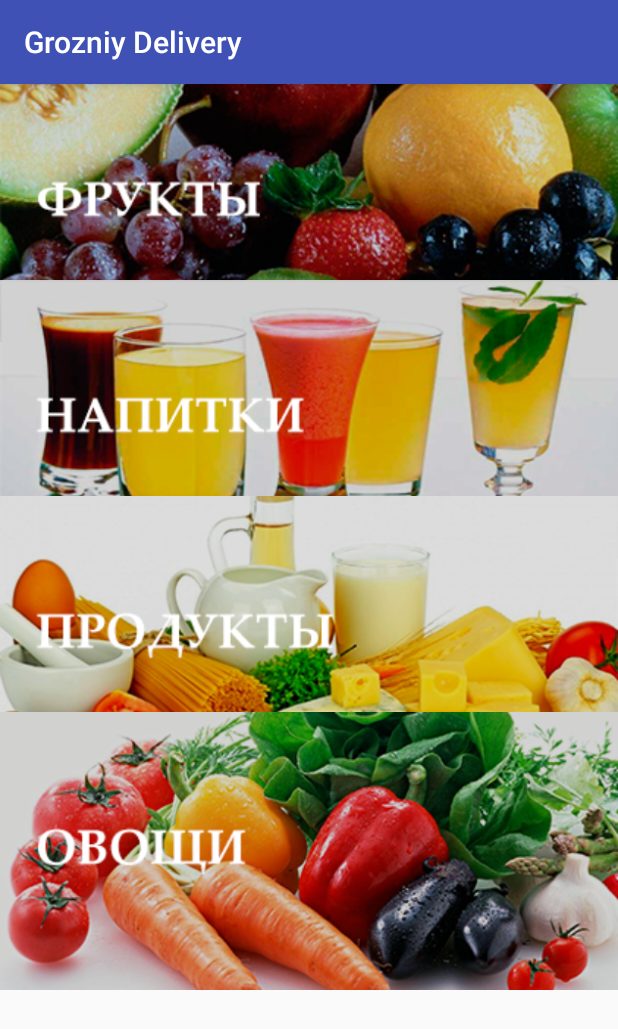
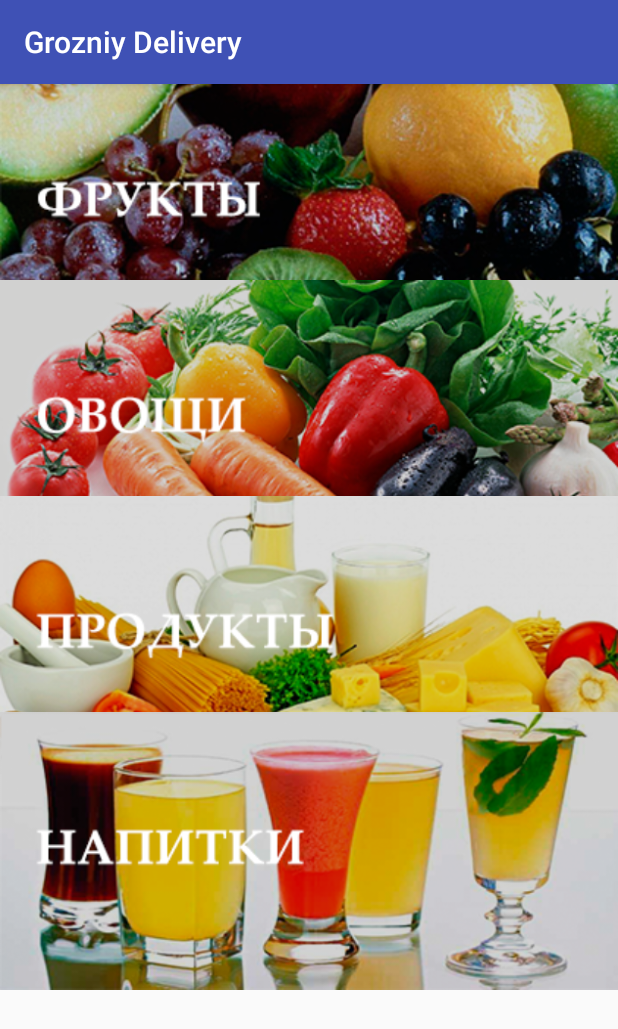
Before and after one commit to kind-mage/GrozniyDelivery, an Android app: the Products screen opened directly, with no data from a screen before it, on a phone screen of 412 x 824 dp. Shown: the top 1029 px of the screen. Run offline under Robolectric (Android 15) with nearby library versions, the phone set to English and light mode, and no system bars.

```diff
--- a/app/src/main/java/com/example/xava/grozniydelivery/products/Products.java
+++ b/app/src/main/java/com/example/xava/grozniydelivery/products/Products.java
@@ -17,8 +17,8 @@ ListView lvProducts;
         super.onCreate(savedInstanceState);
         setContentView(R.layout.activity_products);
 
-        int[] imageList = new int[]{R.drawable.ic_fruits,R.drawable.ic_drinks,R.drawable.ic_food,
-        R.drawable.ic_vegetables};
+        int[] imageList = new int[]{R.drawable.ic_fruits,
+        R.drawable.ic_vegetables,R.drawable.ic_food,R.drawable.ic_drinks};
 
         lvProducts = (ListView)findViewById(R.id.lvProducts);
         ArrayList<ImageItem> items = new ArrayList<ImageItem>();
--- a/app/src/main/res/layout/activity_products.xml
+++ b/app/src/main/res/layout/activity_products.xml
@@ -12,11 +12,11 @@
         android:layout_alignParentTop="true"
         android:layout_alignParentLeft="true"
         android:layout_alignParentStart="true"
-        android:dividerHeight="-45dp"
         android:layout_alignParentBottom="false"
         android:layout_alignParentRight="false"
         android:layout_alignWithParentIfMissing="false"
         android:drawSelectorOnTop="false"
         android:layout_marginTop="-15dp"
-        android:layout_marginBottom="-15dp" />
+        android:layout_marginBottom="-15dp"
+        android:dividerHeight="-45dp" />
 </RelativeLayout>
```
Also changed, not shown: app/src/main/res/drawable/ic_fruits.png.
